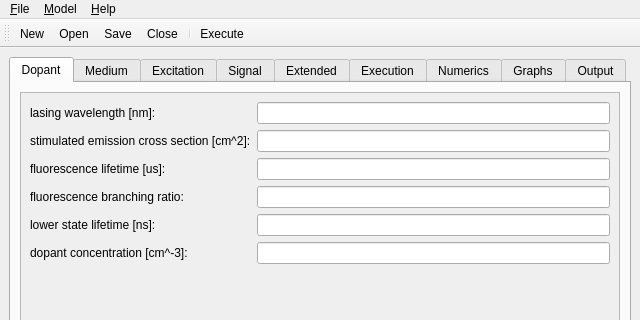
Above: npamp/mainwin.ui from vsemionov/npamp before the change; both pictures show x 0 to 640 and y 0 to 320 of the 640 by 480 pixel window. Below: the same form after it.
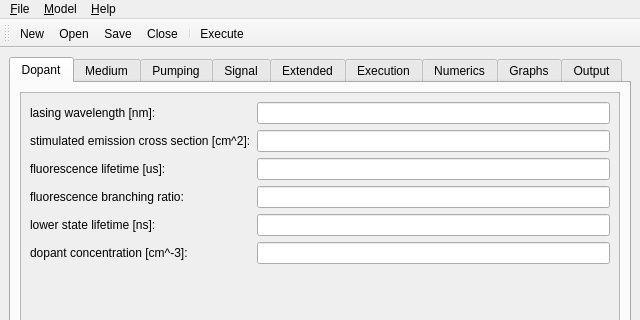
That is the form after the change. Icons and pictures are not drawn.

```diff
--- a/npamp/mainwin.ui
+++ b/npamp/mainwin.ui
@@ -239,7 +239,7 @@
       </widget>
       <widget class="QWidget" name="tab_Excitation">
        <attribute name="title">
-        <string>Excitation</string>
+        <string>Pumping</string>
        </attribute>
        <layout class="QVBoxLayout" name="verticalLayout_3">
         <item>
```
Left out of the diff: 6 changed lines with no effect on the pictures.
